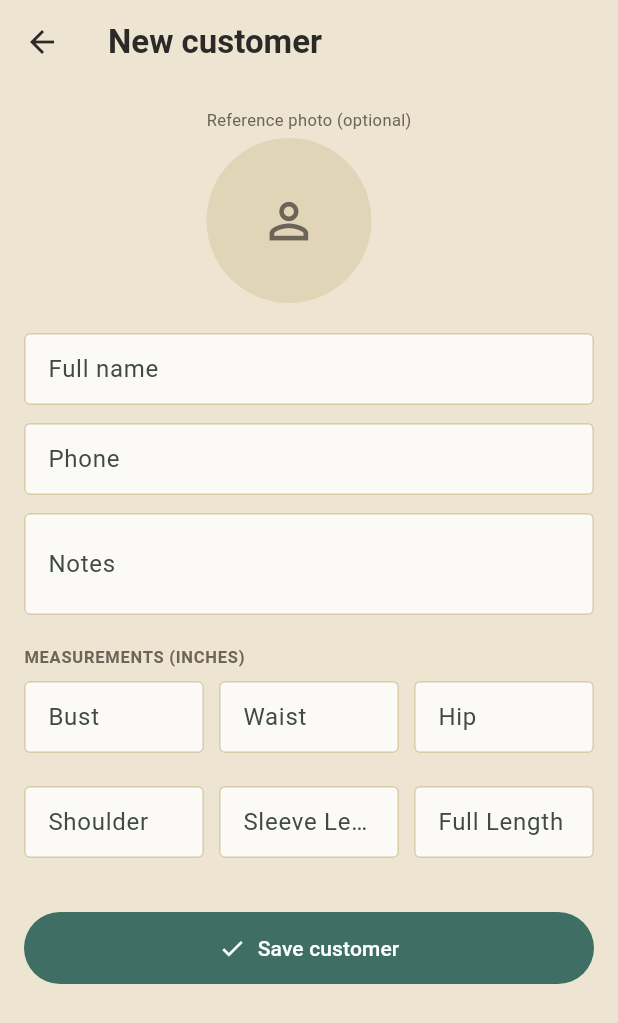
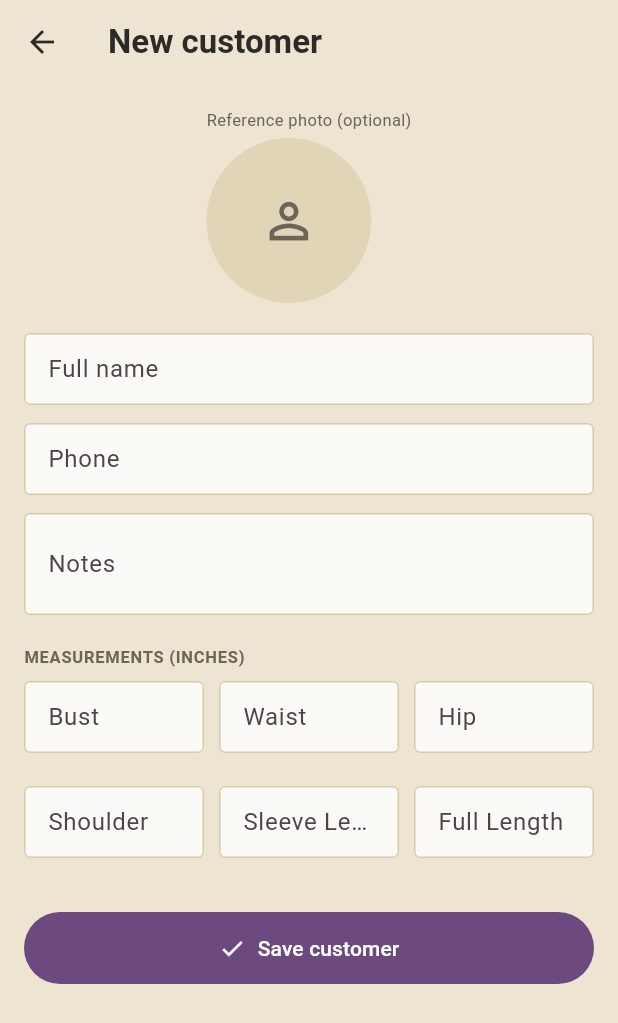
Before and after one commit to patrickangmor-del/tessy-creations-app, a Flutter app: the CustomerFormScreen screen opened directly, on a phone screen of 412 x 824 dp. Shown: the top 1023 px of the screen. Run offline on Flutter 3.47's test engine with Material 3 defaults, Android fonts, the phone set to English and light mode, and no system bars; our stand-ins replace fl_chart, image_picker, sqflite; accounts and stored records are empty.

Commit message:
Switch theme accent color from green to purple
The "thread" accent color (buttons, nav highlights, status stepper,
FAB) is now a plum/purple instead of green -- everything referencing
it flows from the two color constants in app_theme.dart, so no other
files needed to change.

Co-Authored-By: Claude Sonnet 5 <noreply@anthropic.com>
Claude-Session: https://claude.ai/code/session_0186RtkGrRTth4jWaZr5WDW3

```diff
--- a/lib/theme/app_theme.dart
+++ b/lib/theme/app_theme.dart
@@ -1,7 +1,8 @@
 import 'package:flutter/material.dart';
 
 /// Color palette carried over from the original prototype design
-/// (warm paper / thread-green tailoring theme).
+/// (warm paper / craft tailoring theme), with the primary "thread" accent
+/// in plum/purple.
 class AppColors {
   AppColors._();
 
@@ -10,8 +11,8 @@ class AppColors {
   static const cream = Color(0xFFFAF6EC);
   static const ink = Color(0xFF2B2A28);
   static const inkSoft = Color(0xFF6B6558);
-  static const thread = Color(0xFF3F6E64);
-  static const threadDark = Color(0xFF2A4C44);
+  static const thread = Color(0xFF6C4A80);
+  static const threadDark = Color(0xFF4A3159);
   static const pin = Color(0xFFB3402F);
   static const gold = Color(0xFFC08F1E);
   static const dashedBorder = Color(0xFFB8AD8F);
```
